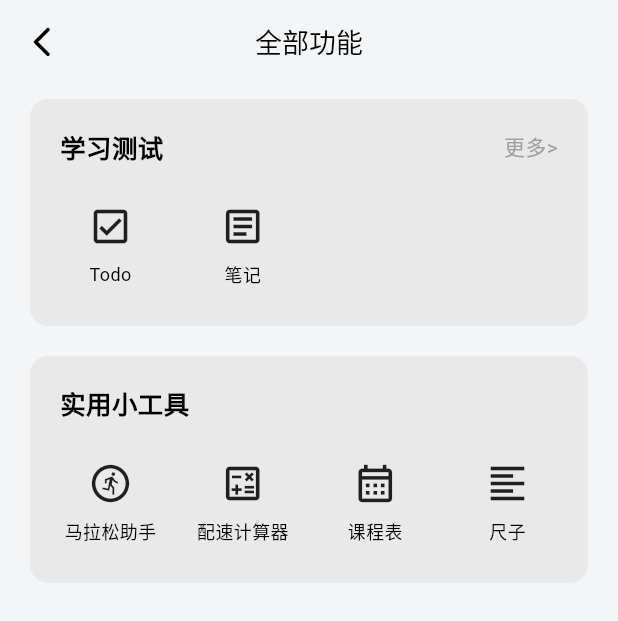
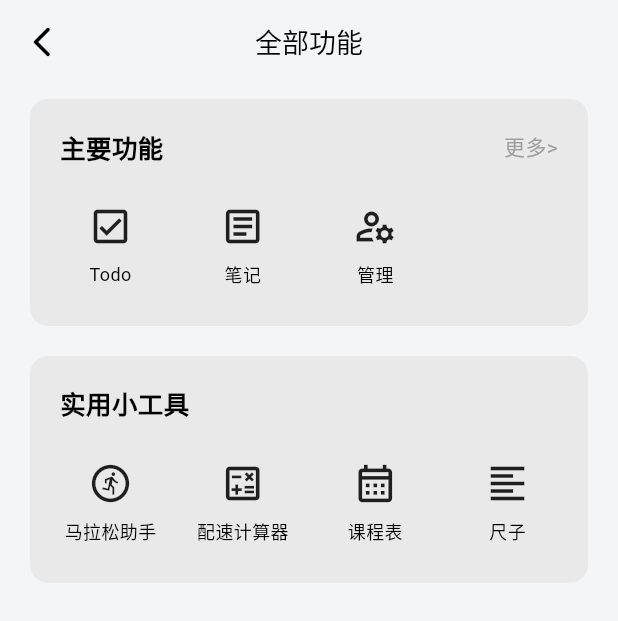
Before and after one commit to lintex/cabbbage, a Flutter app: the screen it shows after launch, in the side drawer, after a tap on "全部功能", on a phone screen of 412 x 824 dp. Shown: the top 621 px of the screen. Run offline on Flutter 3.47's test engine with Material 3 defaults, Android fonts, the phone set to English and light mode, and no system bars; our stand-ins replace flutter_slidable, get, get_storage, isar, timeline_tile; accounts and stored records are empty; generated files the repository leaves out were written again.

```diff
--- a/lib/pages/grid_page.dart
+++ b/lib/pages/grid_page.dart
@@ -2,6 +2,7 @@ import 'package:flutter/material.dart';
 import 'package:get/get.dart';
 import 'package:xiao_note/components/my_app_bar.dart';
 import 'package:xiao_note/components/my_grid_tile.dart';
+import 'package:xiao_note/pages/manage_page.dart';
 import 'package:xiao_note/pages/marathon_page2.dart';
 import 'package:xiao_note/pages/note_page.dart';
 import 'package:xiao_note/pages/pace_calculate_page.dart';
@@ -32,7 +33,7 @@ class GridPage extends StatelessWidget {
                     mainAxisAlignment: MainAxisAlignment.spaceBetween,
                     children: [
                       Text(
-                        "学习测试",
+                        "主要功能",
                         style: TextStyle(
                             fontSize: 17, fontWeight: FontWeight.bold),
                       ),
@@ -59,6 +60,11 @@ class GridPage extends StatelessWidget {
                       title: '笔记',
                       onPressed: () => Get.to(() => const NotePage()),
                       icon: Icons.article_outlined,
+                    ),
+                    MyGridTile(
+                      title: '管理',
+                      onPressed: () => Get.to(() => const ManagePage()),
+                      icon: Icons.manage_accounts_outlined,
                     ),
                   ],
                 ),
```
Also changed, not shown: lib/pages/about_page.dart (+6 -1 lines), lib/pages/manage_page.dart (added, +34 -0 lines).
